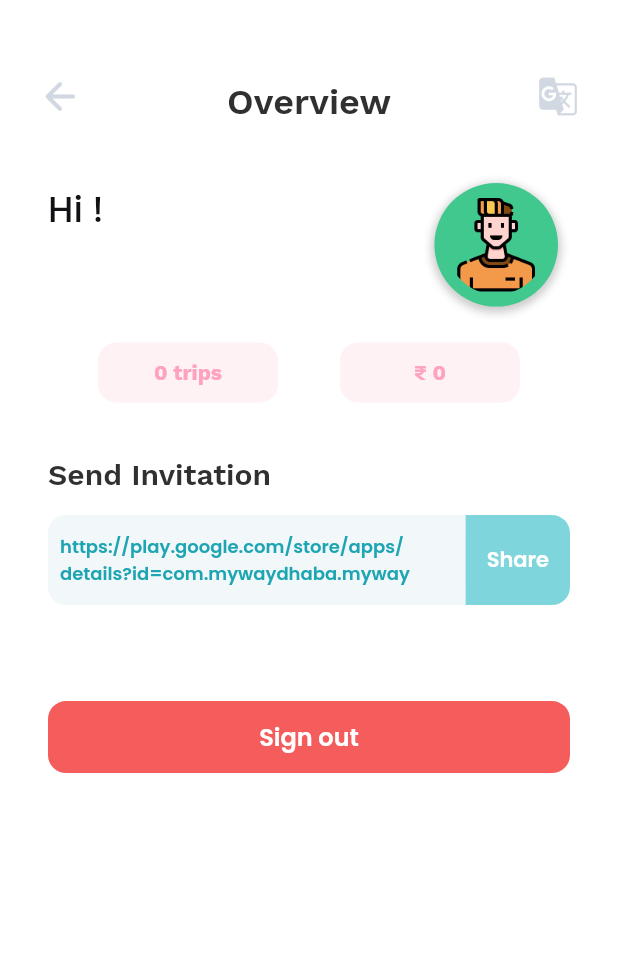
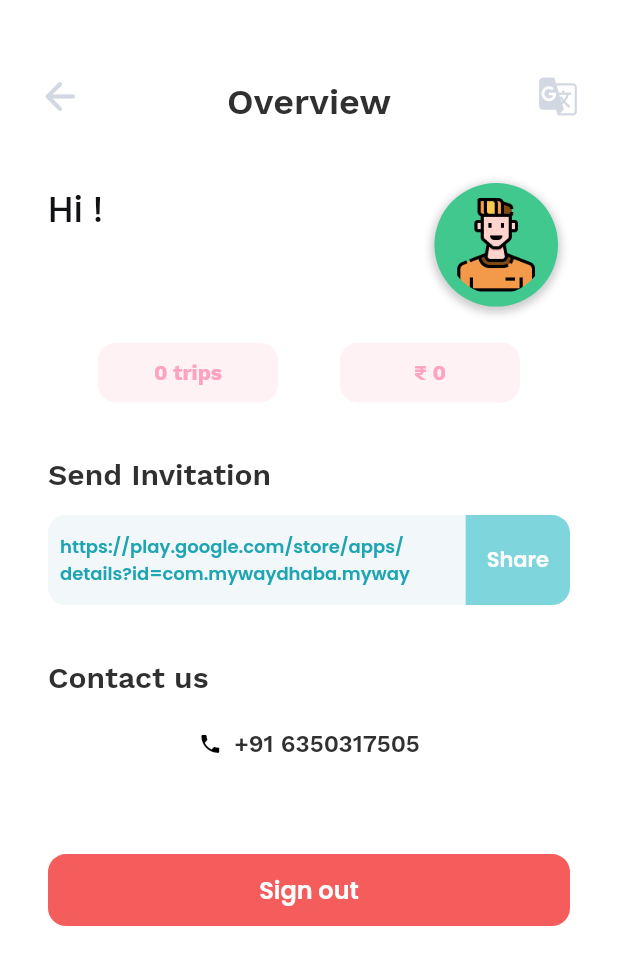
Before and after one commit to vaibhavdwivedi-git/MyWay-Captain, a Flutter app: the screen it shows once a user with an empty profile is signed in, after a tap on the "person" icon, on a phone screen of 412 x 824 dp. Shown: the top 965 px of the screen. Run offline on Flutter 3.47's test engine with Material 2 defaults, Android fonts, the phone set to English and light mode, and no system bars; drawn by our look-alikes of auto_size_text; our stand-ins replace built_collection, built_value, cloud_firestore, easy_debounce, firebase_analytics, firebase_auth and 18 more; missing offline and left inert: json_path; accounts and stored records are empty; network calls fail.

Commit message:
Updating to latest FlutterFlow output.

```diff
--- a/lib/backend/schema/drivers_record.dart
+++ b/lib/backend/schema/drivers_record.dart
@@ -22,11 +22,11 @@ abstract class DriversRecord
   @BuiltValueField(wireName: 'Trips')
   int? get trips;
 
-  @BuiltValueField(wireName: 'Bills')
-  BuiltList<String>? get bills;
-
   @BuiltValueField(wireName: 'MobileNumber')
   String? get mobileNumber;
+
+  @BuiltValueField(wireName: 'Reward')
+  int? get reward;
 
   @BuiltValueField(wireName: kDocumentReferenceField)
   DocumentReference? get ffRef;
@@ -37,8 +37,8 @@ abstract class DriversRecord
     ..displayPicture = ''
     ..moneySpent = 0
     ..trips = 0
-    ..bills = ListBuilder()
-    ..mobileNumber = '';
+    ..mobileNumber = ''
+    ..reward = 0;
 
   static CollectionReference get collection =>
       FirebaseFirestore.instance.collection('Drivers');
@@ -67,6 +67,7 @@ Map<String, dynamic> createDriversRecordData({
   int? moneySpent,
   int? trips,
   String? mobileNumber,
+  int? reward,
 }) {
   final firestoreData = serializers.toFirestore(
     DriversRecord.serializer,
@@ -76,8 +77,8 @@ Map<String, dynamic> createDriversRecordData({
         ..displayPicture = displayPicture
         ..moneySpent = moneySpent
         ..trips = trips
-        ..bills = null
-        ..mobileNumber = mobileNumber,
+        ..mobileNumber = mobileNumber
+        ..reward = reward,
     ),
   );
 
--- a/lib/backend/schema/outlets_record.dart
+++ b/lib/backend/schema/outlets_record.dart
@@ -31,6 +31,9 @@ abstract class OutletsRecord
   @BuiltValueField(wireName: 'DisplayPicture')
   String? get displayPicture;
 
+  @BuiltValueField(wireName: 'Contact')
+  String? get contact;
+
   @BuiltValueField(wireName: kDocumentReferenceField)
   DocumentReference? get ffRef;
   DocumentReference get reference => ffRef!;
@@ -41,7 +44,8 @@ abstract class OutletsRecord
     ..rating = 0
     ..revenue = 0
     ..visits = 0
-    ..displayPicture = '';
+    ..displayPicture = ''
+    ..contact = '';
 
   static CollectionReference get collection =>
       FirebaseFirestore.instance.collection('Outlets');
@@ -72,6 +76,7 @@ Map<String, dynamic> createOutletsRecordData({
   int? revenue,
   int? visits,
   String? displayPicture,
+  String? contact,
 }) {
   final firestoreData = serializers.toFirestore(
     OutletsRecord.serializer,
@@ -83,7 +88,8 @@ Map<String, dynamic> createOutletsRecordData({
         ..rating = rating
         ..revenue = revenue
         ..visits = visits
-        ..displayPicture = displayPicture,
+        ..displayPicture = displayPicture
+        ..contact = contact,
     ),
   );
 
--- a/lib/flutter_flow/nav/nav.dart
+++ b/lib/flutter_flow/nav/nav.dart
@@ -314,13 +314,9 @@ class FFRoute {
           final child = appStateNotifier.loading
               ? Container(
                   color: Colors.transparent,
-                  child: Center(
-                    child: Image.asset(
-                      'assets/images/Group_30.png',
-                      width: double.infinity,
-                      height: double.infinity,
-                      fit: BoxFit.cover,
-                    ),
+                  child: Image.asset(
+                    'assets/images/Group_2921.png',
+                    fit: BoxFit.cover,
                   ),
                 )
               : page;
--- a/lib/main_screen/main_screen_widget.dart
+++ b/lib/main_screen/main_screen_widget.dart
@@ -217,7 +217,7 @@ class _MainScreenWidgetState extends State<MainScreenWidget>
                                               MainAxisAlignment.center,
                                           children: [
                                             if (mainScreenDriversRecord!
-                                                    .moneySpent ==
+                                                    .reward ==
                                                 100)
                                               Padding(
                                                 padding: EdgeInsetsDirectional
@@ -260,7 +260,7 @@ class _MainScreenWidgetState extends State<MainScreenWidget>
                                                     );
                                                   },
                                                   child: Text(
-                                                    '₹${mainScreenDriversRecord!.moneySpent?.toString()}',
+                                                    '₹${mainScreenDriversRecord!.reward?.toString()}',
                                                     style: FlutterFlowTheme.of(
                                                             context)
                                                         .bodyText1
@@ -278,7 +278,7 @@ class _MainScreenWidgetState extends State<MainScreenWidget>
                                                 ),
                                               ),
                                             if (mainScreenDriversRecord!
-                                                    .moneySpent ==
+                                                    .reward ==
                                                 0)
                                               InkWell(
                                                 onTap: () async {
--- a/lib/setting_page/setting_page_widget.dart
+++ b/lib/setting_page/setting_page_widget.dart
@@ -376,6 +376,50 @@ class _SettingPageWidgetState extends State<SettingPageWidget> {
                     ),
                   ),
                   Padding(
+                    padding: EdgeInsetsDirectional.fromSTEB(32, 36, 32, 0),
+                    child: Row(
+                      mainAxisSize: MainAxisSize.max,
+                      children: [
+                        Text(
+                          'Contact us ',
+                          style:
+                              FlutterFlowTheme.of(context).bodyText1.override(
+                                    fontFamily: 'Work Sans',
+                                    color: Color(0xFF303030),
+                                    fontSize: 20,
+                                  ),
+                        ),
+                      ],
+                    ),
+                  ),
+                  Padding(
+                    padding: EdgeInsetsDirectional.fromSTEB(32, 24, 32, 0),
+                    child: Row(
+                      mainAxisSize: MainAxisSize.max,
+                      mainAxisAlignment: MainAxisAlignment.center,
+                      crossAxisAlignment: CrossAxisAlignment.center,
+                      children: [
+                        Icon(
+                          Icons.phone,
+                          color: Colors.black,
+                          size: 16,
+                        ),
+                        Padding(
+                          padding: EdgeInsetsDirectional.fromSTEB(8, 0, 0, 0),
+                          child: Text(
+                            '+91 6350317505',
+                            style:
+                                FlutterFlowTheme.of(context).bodyText1.override(
+                                      fontFamily: 'Work Sans',
+                                      color: Color(0xFF303030),
+                                      fontSize: 16,
+                                    ),
+                          ),
+                        ),
+                      ],
+                    ),
+                  ),
+                  Padding(
                     padding: EdgeInsetsDirectional.fromSTEB(32, 64, 32, 0),
                     child: Row(
                       mainAxisSize: MainAxisSize.max,
--- a/pubspec.yaml
+++ b/pubspec.yaml
@@ -15,7 +15,7 @@ publish_to: 'none' # Remove this line if you wish to publish to pub.dev
 # In iOS, build-name is used as CFBundleShortVersionString while build-number used as CFBundleVersion.
 # Read more about iOS versioning at
 # https://developer.apple.com/library/archive/documentation/General/Reference/InfoPlistKeyReference/Articles/CoreFoundationKeys.html
-version: 1.0.0+7
+version: 1.0.0+8
 
 environment:
   sdk: ">=2.12.0 <3.0.0"
```
Also changed, not shown: lib/backend/schema/transactions_record.dart (+14 -2 lines), lib/checkin_screen2/checkin_screen2_widget.dart (+10 -20 lines), lib/signup3/signup3_widget.dart (+9 -10 lines), assets/images/Group_2921.png (added), assets/images/Group_30.png (deleted), assets/images/app_launcher_icon.png, lib/backend/schema/drivers_record.g.dart, lib/backend/schema/outlets_record.g.dart, lib/backend/schema/serializers.g.dart, lib/backend/schema/transactions_record.g.dart.
